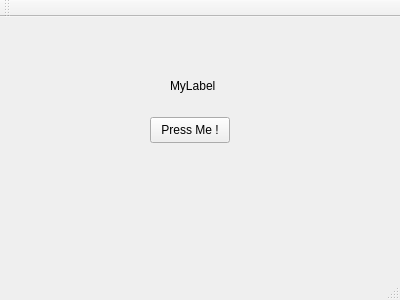
The window that test_gui/mainwindow.ui (reivax-boucoi/QT) describes before a commit, drawn with Qt 5.
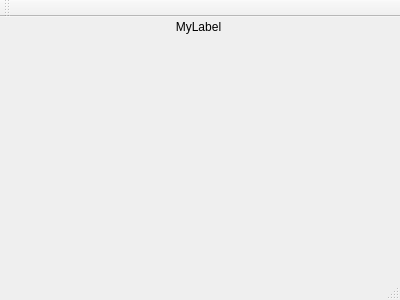
The same window after the commit.

What changed in the file:
```diff
--- a/test_gui/mainwindow.ui
+++ b/test_gui/mainwindow.ui
@@ -14,31 +14,24 @@
    <string>MainWindow</string>
   </property>
   <widget class="QWidget" name="centralWidget">
-   <widget class="QPushButton" name="pushButton">
+   <widget class="QLabel" name="status_label">
     <property name="geometry">
      <rect>
-      <x>150</x>
-      <y>100</y>
-      <width>80</width>
-      <height>26</height>
+      <x>-2</x>
+      <y>0</y>
+      <width>401</width>
+      <height>20</height>
      </rect>
     </property>
-    <property name="text">
-     <string>Press Me !</string>
-    </property>
-   </widget>
-   <widget class="QLabel" name="label">
-    <property name="geometry">
-     <rect>
-      <x>170</x>
-      <y>60</y>
-      <width>59</width>
-      <height>18</height>
-     </rect>
+    <property name="frameShape">
+     <enum>QFrame::NoFrame</enum>
     </property>
     <property name="text">
      <string>MyLabel</string>
     </property>
+    <property name="alignment">
+     <set>Qt::AlignCenter</set>
+    </property>
    </widget>
   </widget>
   <widget class="QMenuBar" name="menuBar">
```
